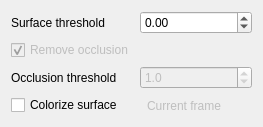
Kitware/TeleSculptor, file gui/VolumeOptions.ui: the form before one commit.
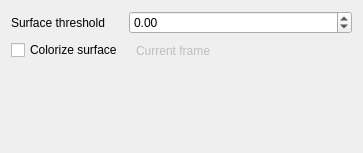
The form after the commit.

```diff
--- a/gui/VolumeOptions.ui
+++ b/gui/VolumeOptions.ui
@@ -6,8 +6,8 @@
    <rect>
     <x>0</x>
     <y>0</y>
-    <width>263</width>
-    <height>115</height>
+    <width>363</width>
+    <height>153</height>
    </rect>
   </property>
   <property name="windowTitle">
@@ -37,14 +37,14 @@
      </property>
     </widget>
    </item>
-   <item row="4" column="0">
+   <item row="2" column="0">
     <widget class="QCheckBox" name="checkBoxColorizeSurface">
      <property name="text">
       <string>Colorize surface</string>
      </property>
     </widget>
    </item>
-   <item row="4" column="1">
+   <item row="2" column="1">
     <widget class="QToolButton" name="toolButtonColorizeSurfaceMenu">
      <property name="enabled">
       <bool>false</bool>
@@ -66,45 +66,6 @@
      </property>
     </widget>
    </item>
-   <item row="3" column="0">
-    <widget class="QLabel" name="label_3">
-     <property name="text">
-      <string>Occlusion threshold</string>
-     </property>
-    </widget>
-   </item>
-   <item row="3" column="1">
-    <widget class="QDoubleSpinBox" name="doubleSpinBoxOcclusionThreshold">
-     <property name="enabled">
-      <bool>false</bool>
-     </property>
-     <property name="toolTip">
-      <string>Points at higher depth difference are considered occluded</string>
-     </property>
-     <property name="decimals">
-      <number>1</number>
-     </property>
-     <property name="minimum">
-      <double>-1.000000000000000</double>
-     </property>
-     <property name="value">
-      <double>1.000000000000000</double>
-     </property>
-    </widget>
-   </item>
-   <item row="1" column="0">
-    <widget class="QCheckBox" name="checkBoxRemoveOcclusion">
-     <property name="enabled">
-      <bool>false</bool>
-     </property>
-     <property name="text">
-      <string>Remove occlusion</string>
-     </property>
-     <property name="checked">
-      <bool>true</bool>
-     </property>
-    </widget>
-   </item>
   </layout>
  </widget>
  <resources/>
```
